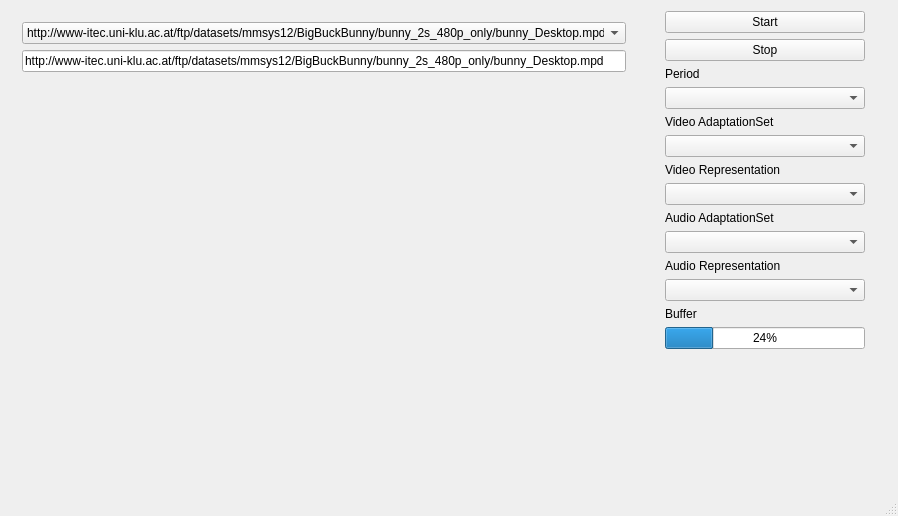
Qt form libdash/qtsampleplayer/qtsampleplayer.ui (bitmovin/libdash) before a commit.
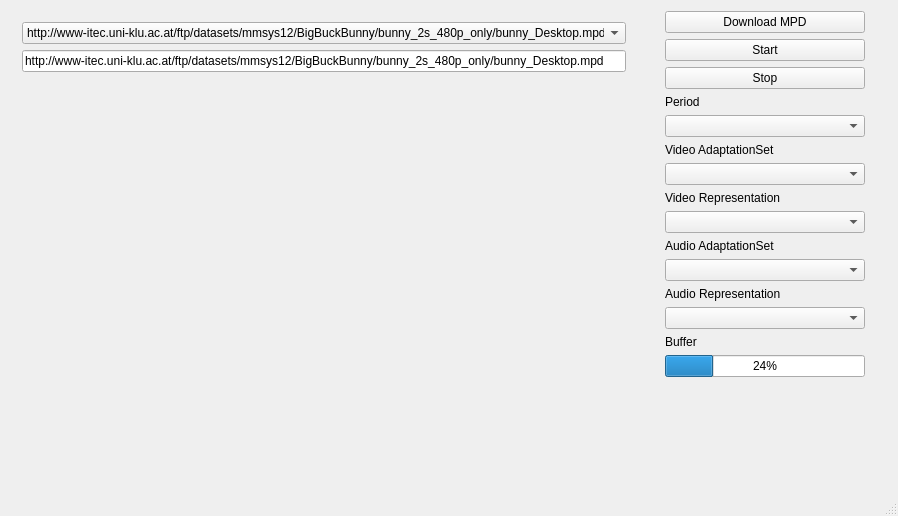
The same form after that commit. Custom widgets are drawn as their Qt base class.

Commit message: Added slots for comboboxes and buttons

What changed in the file:
```diff
--- a/libdash/qtsampleplayer/qtsampleplayer.ui
+++ b/libdash/qtsampleplayer/qtsampleplayer.ui
@@ -91,6 +91,13 @@
           <property name="topMargin">
            <number>0</number>
           </property>
+          <item>
+           <widget class="QPushButton" name="button_mpd">
+            <property name="text">
+             <string>Download MPD</string>
+            </property>
+           </widget>
+          </item>
           <item>
            <widget class="QPushButton" name="button_start">
             <property name="text">
```
Left out of the diff: 2 changed lines with no effect on the pictures. The commit also changes 3 other files.
